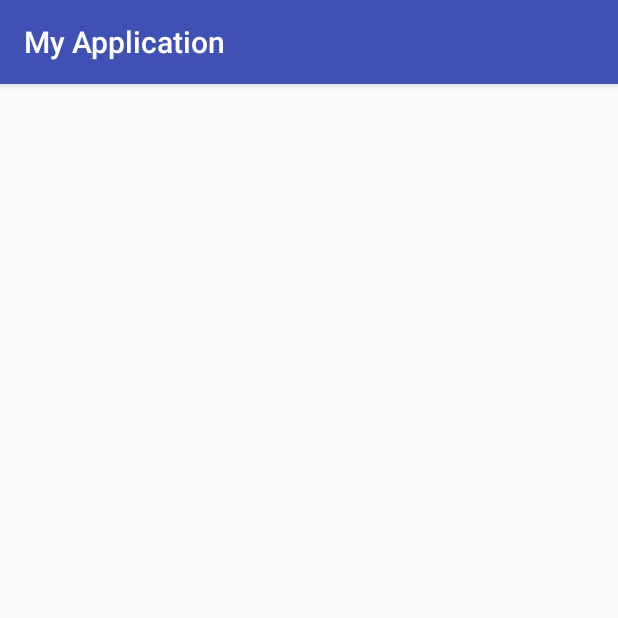
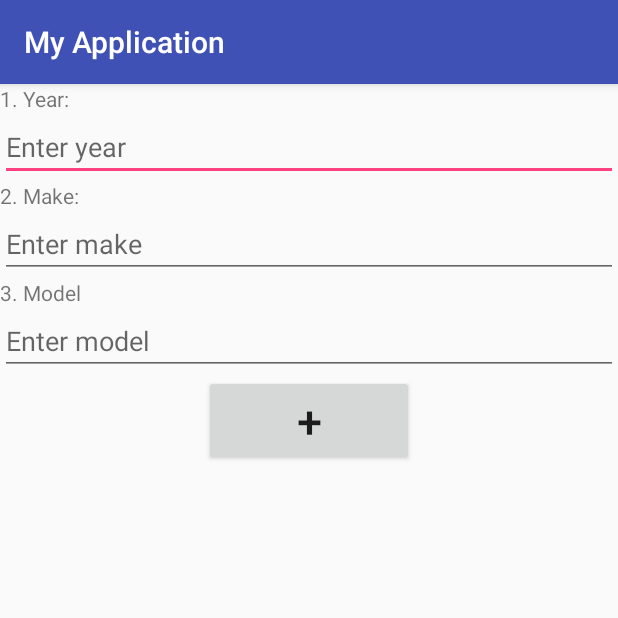
Before and after one commit to afejklowicz/AutoTrack, an Android app: the AddVehicleActivity screen opened directly, with no data from a screen before it, on a phone screen of 412 x 824 dp, the top half of it. Run offline under Robolectric (Android 15) with nearby library versions, the phone set to English and light mode, and no system bars.

Commit message:
added add vehicle activity

```diff
--- a/app/src/main/res/layout/activity_add_vehicle.xml
+++ b/app/src/main/res/layout/activity_add_vehicle.xml
@@ -1,10 +1,54 @@
 <?xml version="1.0" encoding="utf-8"?>
-<android.support.constraint.ConstraintLayout
+<LinearLayout
     xmlns:android="http://schemas.android.com/apk/res/android"
     xmlns:app="http://schemas.android.com/apk/res-auto"
     xmlns:tools="http://schemas.android.com/tools"
+    android:orientation="vertical"
     android:layout_width="match_parent"
     android:layout_height="match_parent"
     tools:context="com.bignerdranch.android.myapplication.AddVehicleActivity">
 
-</android.support.constraint.ConstraintLayout>
+    <TextView
+        android:id="@+id/textView"
+        android:layout_width="match_parent"
+        android:layout_height="wrap_content"
+        android:text="@string/year"/>
+
+    <EditText
+        android:layout_width="match_parent"
+        android:layout_height="wrap_content"
+        android:hint="Enter year"/>
+    <TextView
+        android:id="@+id/make"
+        android:layout_width="match_parent"
+        android:layout_height="wrap_content"
+        android:text="@string/make"/>
+
+    <EditText
+        android:layout_width="match_parent"
+        android:layout_height="wrap_content"
+        android:hint="Enter make"/>
+
+    <TextView
+        android:id="@+id/model"
+        android:layout_width="match_parent"
+        android:layout_height="wrap_content"
+        android:text="@string/model"/>
+
+    <EditText
+        android:layout_width="match_parent"
+        android:layout_height="wrap_content"
+        android:hint="Enter model"/>
+<LinearLayout
+    android:layout_width="match_parent"
+    android:layout_height="wrap_content"
+    android:gravity="center">
+    <Button
+        android:id="@+id/button"
+        android:layout_width="140dp"
+        android:layout_height="wrap_content"
+        android:text="+"
+        android:textSize="30sp"/>
+</LinearLayout>
+
+</LinearLayout>
--- a/app/src/main/res/values/strings.xml
+++ b/app/src/main/res/values/strings.xml
@@ -1,3 +1,6 @@
 <resources>
     <string name="app_name">My Application</string>
+    <string name="year">1. Year:</string>
+    <string name="make">2. Make:</string>
+    <string name="model">3. Model</string>
 </resources>
```
Also changed, not shown: app/src/main/java/com/bignerdranch/android/myapplication/model/Vehicle.java (added, +43 -0 lines).
